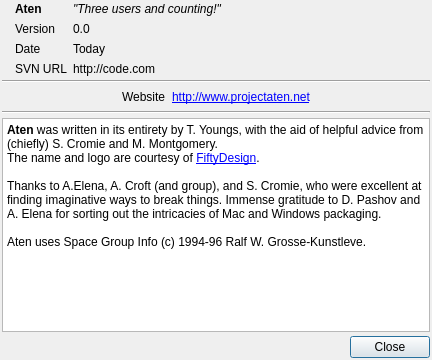
The window that src/gui/about.ui (trisyoungs/aten) describes before a commit, drawn with Qt 5.
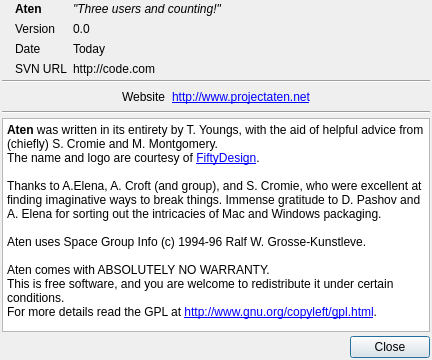
The same window after the commit. Icons and pictures are not drawn.

Commit message: 'createexpression' now accepts optional boolean to control creation of VDW-only expression. Added helpful output for all string-searchable enums. Corrected error-reporting behaviour of System->Reload Filters.

Diff of the .ui file:
```diff
--- a/src/gui/about.ui
+++ b/src/gui/about.ui
@@ -304,7 +304,7 @@
       <string>&lt;html>&lt;head>&lt;meta name="qrichtext" content="1" />&lt;style type="text/css">
 p, li { white-space: pre-wrap; }
 &lt;/style>&lt;/head>&lt;body style=" font-family:'Sans Serif'; font-size:9pt; font-weight:400; font-style:normal; text-decoration:none;">
-&lt;p style=" margin-top:0px; margin-bottom:0px; margin-left:0px; margin-right:0px; -qt-block-indent:0; text-indent:0px;">&lt;span style=" font-weight:600;">Aten&lt;/span> was written in its entirety by T. Youngs, with the aid of helpful advice from (chiefly) S. Cromie and M. Montgomery.&lt;br />The name and logo are courtesy of &lt;a href="http://fiftydesign.com">&lt;span style=" text-decoration: underline; color:#0000ff;">FiftyDesign&lt;/span>&lt;/a>.&lt;br />&lt;br />Thanks to A.Elena, A. Croft (and group), and S. Cromie, who were excellent at finding imaginative ways to break things. Immense gratitude to D. Pashov and A. Elena for sorting out the intricacies of Mac and Windows packaging.&lt;br />&lt;br />Aten uses Space Group Info (c) 1994-96 Ralf W. Grosse-Kunstleve.&lt;/p>&lt;/body>&lt;/html></string>
+&lt;p style=" margin-top:0px; margin-bottom:0px; margin-left:0px; margin-right:0px; -qt-block-indent:0; text-indent:0px;">&lt;span style=" font-weight:600;">Aten&lt;/span> was written in its entirety by T. Youngs, with the aid of helpful advice from (chiefly) S. Cromie and M. Montgomery.&lt;br />The name and logo are courtesy of &lt;a href="http://fiftydesign.com">&lt;span style=" text-decoration: underline; color:#0000ff;">FiftyDesign&lt;/span>&lt;/a>.&lt;br />&lt;br />Thanks to A.Elena, A. Croft (and group), and S. Cromie, who were excellent at finding imaginative ways to break things. Immense gratitude to D. Pashov and A. Elena for sorting out the intricacies of Mac and Windows packaging.&lt;br />&lt;br />Aten uses Space Group Info (c) 1994-96 Ralf W. Grosse-Kunstleve.&lt;br />&lt;br />Aten comes with ABSOLUTELY NO WARRANTY.&lt;br />This is free software, and you are welcome to redistribute it under certain conditions.&lt;br />For more details read the GPL at &lt;a href="http://www.gnu.org/copyleft/gpl.html">&lt;span style=" text-decoration: underline; color:#0000ff;">http://www.gnu.org/copyleft/gpl.html&lt;/span>&lt;/a>.&lt;/p>&lt;/body>&lt;/html></string>
      </property>
     </widget>
    </item>
```
The commit also changes 40 other files.
